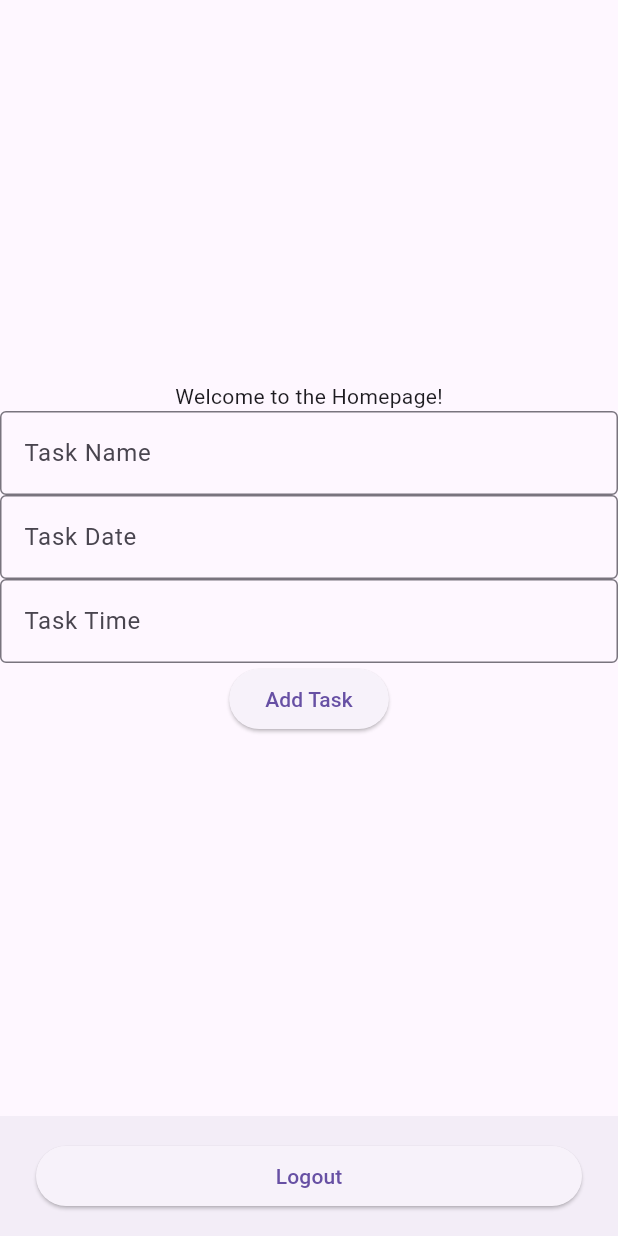
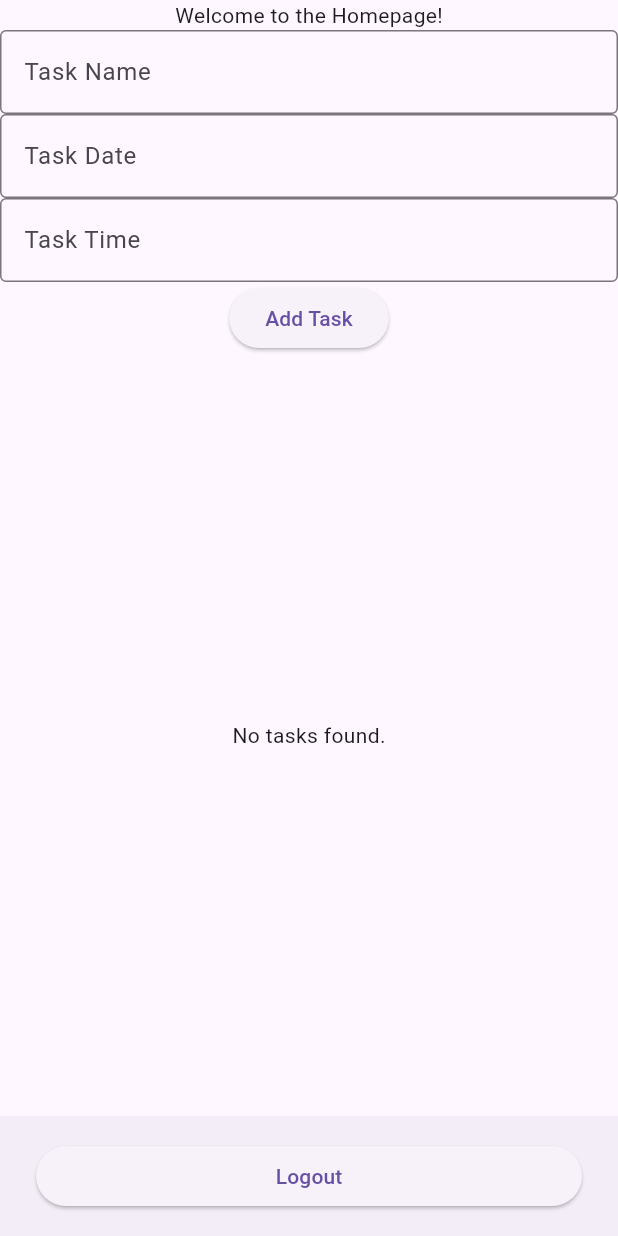
Before and after one commit to ninadpawar24/TODO, a Flutter app: the screen it shows once a user with an empty profile is signed in, on a phone screen of 412 x 824 dp. Run offline on Flutter 3.47's test engine with Material 3 defaults, Android fonts, the phone set to English and light mode, and no system bars; our stand-ins replace cloud_firestore, firebase_auth, firebase_core; accounts and stored records are empty.

Commit message:
get the data from the firestore using the streamBuilder

```diff
--- a/lib/Homepage.dart
+++ b/lib/Homepage.dart
@@ -48,8 +48,10 @@ class _HomepageState extends State<Homepage> {
   @override
   Widget build(BuildContext context) {
     return Scaffold(
-      body: Center(
-        child: Column(
+      body: Column(
+        children: [
+          Center(
+            child: Column(
           mainAxisAlignment: MainAxisAlignment.center,
           children:  [
             Text('Welcome to the Homepage!'),
@@ -77,9 +79,37 @@ class _HomepageState extends State<Homepage> {
             ElevatedButton(
               onPressed: addTask,
                child: Text('Add Task'),
-                ),
+            ),
           ],
         ),
+          ),
+          Expanded(
+          child: StreamBuilder(
+            stream: FirebaseFirestore.instance.collection("tasks").snapshots(),
+            builder: (context, snapshot){
+              if(snapshot.connectionState == ConnectionState.waiting){
+                return Center(
+                  child: CircularProgressIndicator());
+              }
+              if(!snapshot.hasData || snapshot.data!.docs.isEmpty){
+                return Center(
+                  child: Text("No tasks found."));
+              }
+              final tasks = snapshot.data!.docs;
+              return ListView.builder(
+                itemCount: tasks.length,
+                itemBuilder: (context, index){
+                  final task = tasks[index];
+                  return ListTile(
+                    title: Text(task['taskName']),
+                    subtitle: Text("${task['taskDate']} at ${task['taskTime']}"),
+                  );
+                },
+              );
+            }
+          ),
+          ),
+        ],
       ),
       bottomNavigationBar: BottomAppBar(
         child: Padding(
@@ -89,8 +119,7 @@ class _HomepageState extends State<Homepage> {
             child: const Text("Logout"),
           ),
         ),
-      )
-
+      ),
     );
   }
 }
```
